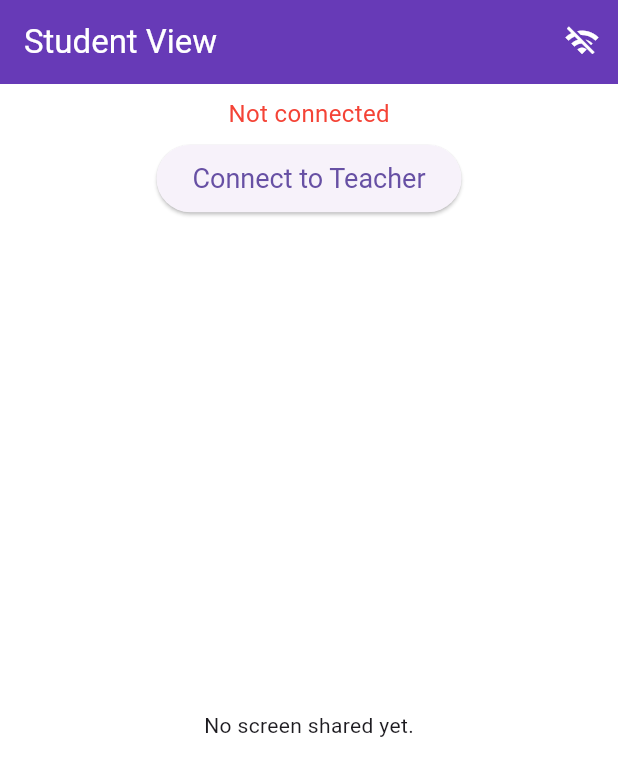
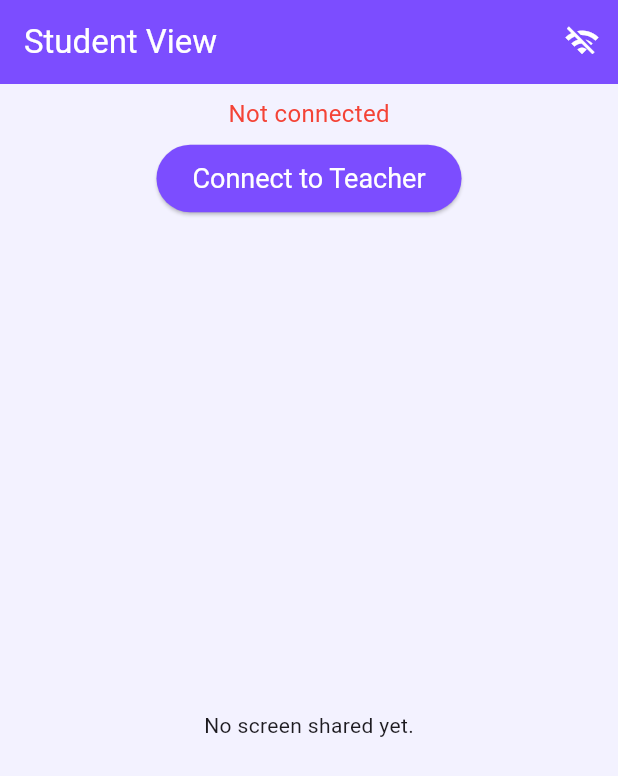
Before and after one commit to Mrstark243/last, a Flutter app: the StudentScreen screen opened directly, on a phone screen of 412 x 824 dp. Shown: the top 776 px of the screen. Run offline on Flutter 3.47's test engine with Material 3 defaults, Android fonts, the light colour scheme and no system bars; our stand-ins replace device_info_plus, permission_handler, sqflite; missing offline and left inert: network_info_plus, screen_brightness; accounts and stored records are empty.

Commit message:
centered the teachers shared screen in student device

```diff
--- a/lib/screens/student_screen.dart
+++ b/lib/screens/student_screen.dart
@@ -36,7 +36,7 @@ class _StudentScreenState extends State<StudentScreen> {
         _isReconnecting = true;
       });
 
-      _socket = await Socket.connect('192.168.21.121', 5000);
+      _socket = await Socket.connect('192.168.192.121', 5000);
       setState(() {
         _isConnected = true;
         _status = 'Connected';
@@ -140,8 +140,11 @@ class _StudentScreenState extends State<StudentScreen> {
   @override
   Widget build(BuildContext context) {
     return Scaffold(
+      backgroundColor: const Color(0xFFF3F2FF),
       appBar: AppBar(
         title: const Text('Student View'),
+        backgroundColor: const Color(0xFF7C4DFF),
+        foregroundColor: Colors.white,
         actions: [
           IconButton(
             icon: Icon(_isConnected ? Icons.wifi : Icons.wifi_off),
@@ -164,19 +167,27 @@ class _StudentScreenState extends State<StudentScreen> {
           if (!_isConnected)
             ElevatedButton(
               onPressed: _connectToServer,
-              child: Text("Connect to Teacher"),
               style: ElevatedButton.styleFrom(
+                backgroundColor: const Color(0xFF7C4DFF),
+                foregroundColor: Colors.white, // 👈 Makes text white
                 padding:
                     const EdgeInsets.symmetric(horizontal: 24, vertical: 12),
                 textStyle: const TextStyle(fontSize: 18),
               ),
+              child: const Text("Connect to Teacher"),
             ),
           Expanded(
             child: _screenImage == null
                 ? const Center(child: Text("No screen shared yet."))
-                : RawImage(
-                    image: _screenImage,
-                    fit: BoxFit.contain,
+                : Container(
+                    color: Colors.black, // Optional: gives nice contrast
+                    alignment: Alignment.center,
+                    child: RawImage(
+                      image: _screenImage,
+                      fit: BoxFit
+                          .contain, // Use BoxFit.cover for more aggressive filling
+                      alignment: Alignment.center,
+                    ),
                   ),
           ),
         ],
```
